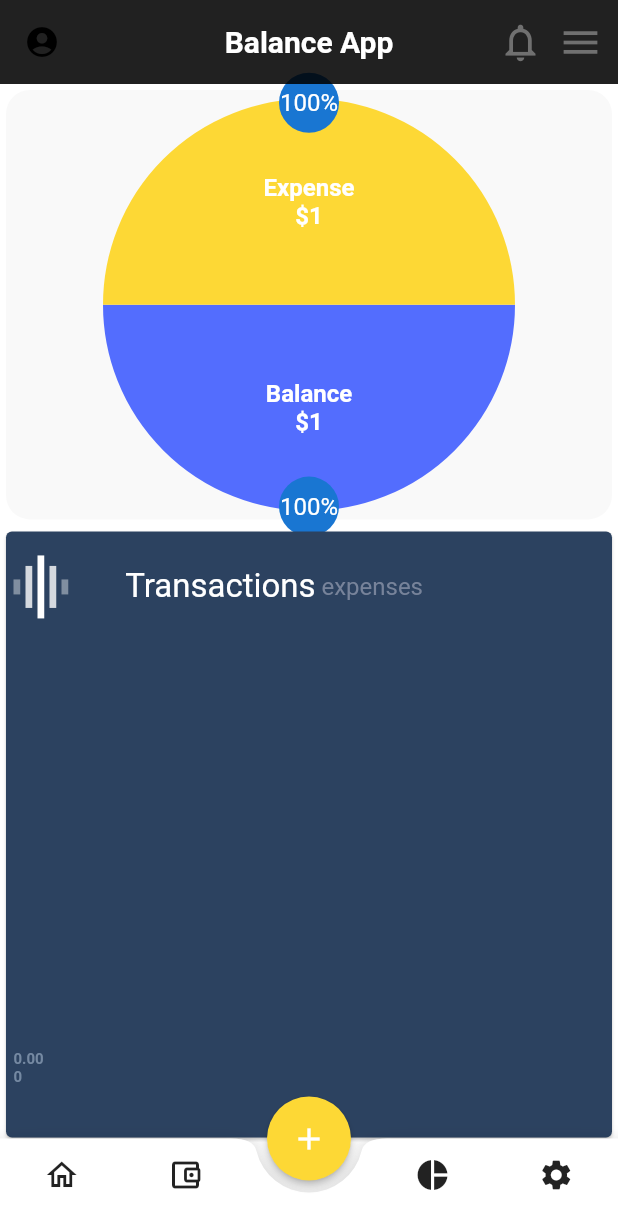
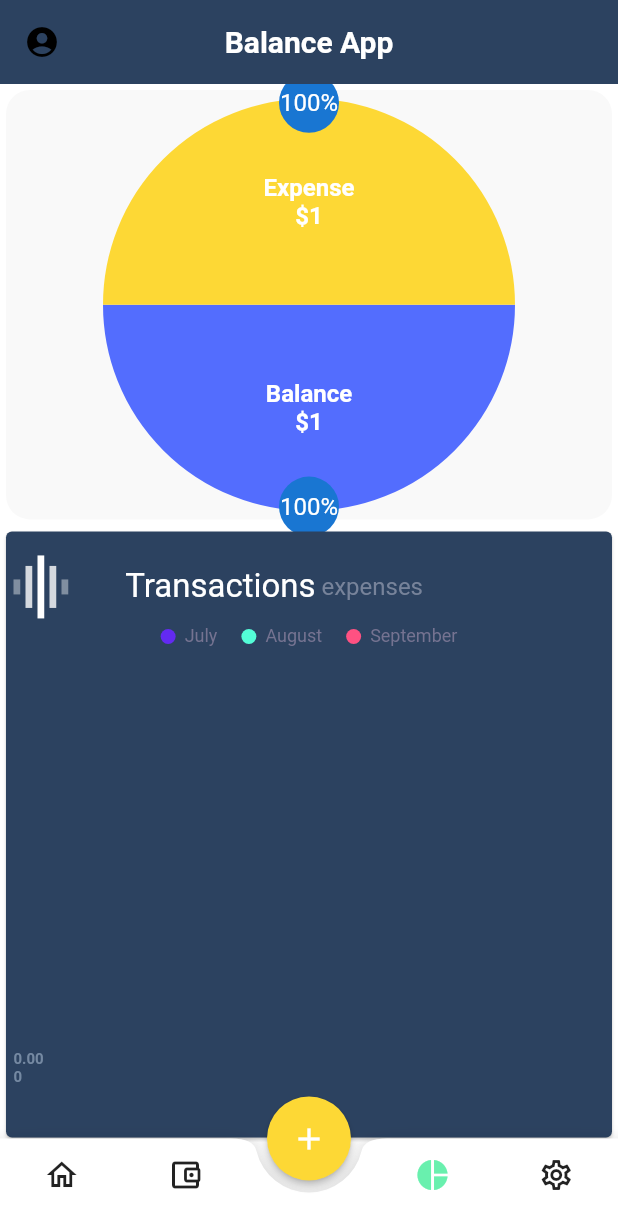
Before and after one commit to aragrevo/balance_app_flutter, a Flutter app: the _Home screen opened directly, item 3 of the bottom bar chosen, on a phone screen of 412 x 824 dp. Shown: the top 1231 px of the screen. Run offline on Flutter 3.47's test engine with Material 2 defaults, Android fonts, the phone set to English and light mode, and no system bars; drawn by our look-alikes of fl_chart; our stand-ins replace cloud_firestore, firebase_core, get, google_sign_in; accounts and stored records are empty.

Commit message:
feature: Add Legend to bar chart

```diff
--- a/lib/models/expense.dart
+++ b/lib/models/expense.dart
@@ -23,7 +23,7 @@ class Expense {
   factory Expense.fromJson(Map<String, dynamic> json) => Expense(
         cost: json["cost"],
         date: json["date"],
-        description: toCapitalize(json['description'].toString().split("_")[0]),
+        description: json['description'].toString().split("_")[0].toCapitalize,
         quantity: json["quantity"],
         observation: json["observation"],
       );
--- a/lib/screens/chart_screen.dart
+++ b/lib/screens/chart_screen.dart
@@ -1,6 +1,5 @@
 import 'package:balance_app/controllers/balance.controller.dart';
 import 'package:balance_app/controllers/expense.controller.dart';
-import 'package:balance_app/models/expense.dart';
 import 'package:balance_app/utils/format.dart';
 import 'package:flutter/material.dart';
 import 'package:fl_chart/fl_chart.dart';
@@ -14,6 +13,7 @@ class ChartScreen extends StatelessWidget {
 
   @override
   Widget build(BuildContext context) {
+    final now = DateTime.now();
     return SingleChildScrollView(
       child: Container(
         margin: EdgeInsets.zero,
@@ -34,15 +34,26 @@ class ChartScreen extends StatelessWidget {
                         children: [
                           const _BalanceHeaderChart(),
                           const SizedBox(
-                            height: 30,
+                            height: 5,
                           ),
-                          //              LegendsListWidget(
-                          //   legends: [
-                          //     Legend("Pilates", pilateColor),
-                          //     Legend("Quick workouts", quickWorkoutColor),
-                          //     Legend("Cycling", cyclingColor),
-                          //   ],
-                          // ),
+                          LegendsListWidget(
+                            legends: [
+                              Legend(
+                                  now
+                                      .subtract(const Duration(days: 60))
+                                      .nameMonth,
+                                  const Color(0xff632af2)),
+                              Legend(
+                                  now
+                                      .subtract(const Duration(days: 30))
+                                      .nameMonth,
+                                  const Color(0xff53fdd7)),
+                              Legend(now.nameMonth, const Color(0xffff5182)),
+                            ],
+                          ),
+                          const SizedBox(
+                            height: 10,
+                          ),
                           _ExpensesChart()
                         ],
                       ))),
@@ -50,6 +61,73 @@ class ChartScreen extends StatelessWidget {
           ],
         ),
       ),
+    );
+  }
+}
+
+class Legend {
+  final String name;
+  final Color color;
+
+  Legend(this.name, this.color);
+}
+
+class LegendsListWidget extends StatelessWidget {
+  final List<Legend> legends;
+
+  const LegendsListWidget({
+    Key? key,
+    required this.legends,
+  }) : super(key: key);
+
+  @override
+  Widget build(BuildContext context) {
+    return Wrap(
+      spacing: 16,
+      children: legends
+          .map(
+            (e) => LegendWidget(
+              name: e.name,
+              color: e.color,
+            ),
+          )
+          .toList(),
+    );
+  }
+}
+
+class LegendWidget extends StatelessWidget {
+  final String name;
+  final Color color;
+
+  const LegendWidget({
+    Key? key,
+    required this.name,
+    required this.color,
+  }) : super(key: key);
+
+  @override
+  Widget build(BuildContext context) {
+    return Row(
+      mainAxisSize: MainAxisSize.min,
+      children: [
+        Container(
+          width: 10,
+          height: 10,
+          decoration: BoxDecoration(
+            shape: BoxShape.circle,
+            color: color,
+          ),
+        ),
+        const SizedBox(width: 6),
+        Text(
+          name,
+          style: const TextStyle(
+            color: Color(0xff757391),
+            fontSize: 12,
+          ),
+        ),
+      ],
     );
   }
 }
@@ -108,9 +186,8 @@ class _ExpensesChart extends StatelessWidget {
 
     return SideTitleWidget(
       axisSide: meta.axisSide,
-      space: 16, //margin top
       child: text,
-      angle: -45,
+      angle: -1.2,
     );
   }
 
@@ -139,7 +216,7 @@ class _ExpensesChart extends StatelessWidget {
       return BarChartGroupData(
           barsSpace: 1,
           x: i,
-          barRods: e.value.mapIndexed((index, element) {
+          barRods: e.value.reversed.mapIndexed((index, element) {
             return BarChartRodData(
               toY: element.toDouble(),
               color: colors[index],
--- a/lib/screens/home_screen.dart
+++ b/lib/screens/home_screen.dart
@@ -32,22 +32,12 @@ class _Home extends StatelessWidget {
     return Scaffold(
         extendBody: true,
         appBar: AppBar(
-            backgroundColor: Colors.black87,
+            backgroundColor: const Color(0xff2c4260),
             titleTextStyle: const TextStyle(
                 color: Colors.white, fontSize: 20, fontWeight: FontWeight.bold),
             elevation: 0,
             leading: const _Avatar(),
-            title: const Text('Balance App'),
-            actions: const [
-              Padding(
-                padding: EdgeInsets.only(right: 10),
-                child: Icon(Icons.notifications_none),
-              ),
-              Padding(
-                padding: EdgeInsets.only(right: 10),
-                child: Icon(Icons.menu_outlined),
-              ),
-            ]),
+            title: const Text('Balance App')),
         floatingActionButton: FloatingActionButton(
           heroTag: 'btn-home',
           onPressed: () async {
@@ -81,7 +71,7 @@ class _Body extends StatelessWidget {
     // }
 
     return Container(
-      color: Colors.black87,
+      color: const Color(0xff2c4260),
       child: Stack(
         children: [
           Column(
@@ -188,7 +178,7 @@ class _Summary extends StatelessWidget {
     return Container(
       padding: const EdgeInsets.all(20),
       decoration: const BoxDecoration(
-        color: Colors.black87,
+        color: const Color(0xff2c4260),
         borderRadius: BorderRadius.only(
           bottomLeft: Radius.circular(35),
         ),
--- a/lib/utils/format.dart
+++ b/lib/utils/format.dart
@@ -1,10 +1,18 @@
 import 'package:intl/intl.dart';
-
-String toCapitalize(String value) {
-  return "${value[0].toUpperCase()}${value.substring(1).toLowerCase()}";
-}
 
 String toCurrency(dynamic value) {
   return NumberFormat.currency(locale: 'en_US', symbol: '\$', decimalDigits: 0)
       .format(value);
 }
+
+extension StringUtil on String {
+  String get toCapitalize {
+    return "${this[0].toUpperCase()}${substring(1).toLowerCase()}";
+  }
+}
+
+extension DateUtil on DateTime {
+  String get nameMonth {
+    return DateFormat.MMMM().format(this);
+  }
+}
--- a/lib/widgets/custom-bottom-navigation-bar.dart
+++ b/lib/widgets/custom-bottom-navigation-bar.dart
@@ -21,6 +21,10 @@ class CustomBottomNavigationBar extends StatelessWidget {
             children: [
               Expanded(
                 child: IconButton(
+                  highlightColor: Colors.indigoAccent,
+                  color: HomeController.to.currentIndex.value == 0
+                      ? Colors.indigoAccent
+                      : Colors.black87,
                   icon: Icon(HomeController.to.currentIndex.value == 0
                       ? Icons.home_rounded
                       : Icons.home_outlined),
@@ -31,6 +35,10 @@ class CustomBottomNavigationBar extends StatelessWidget {
               ),
               Expanded(
                 child: IconButton(
+                  highlightColor: Colors.orangeAccent,
+                  color: HomeController.to.currentIndex.value == 1
+                      ? Colors.orangeAccent
+                      : Colors.black87,
                   icon: Icon(HomeController.to.currentIndex.value == 1
                       ? Icons.account_balance_wallet_rounded
                       : Icons.account_balance_wallet_outlined),
@@ -42,6 +50,10 @@ class CustomBottomNavigationBar extends StatelessWidget {
               const Expanded(child: Text('')),
               Expanded(
                 child: IconButton(
+                  highlightColor: Colors.greenAccent,
+                  color: HomeController.to.currentIndex.value == 2
+                      ? Colors.greenAccent
+                      : Colors.black87,
                   icon: Icon(HomeController.to.currentIndex.value == 2
                       ? Icons.pie_chart
                       : Icons.pie_chart_outline),
@@ -52,7 +64,8 @@ class CustomBottomNavigationBar extends StatelessWidget {
               ),
               Expanded(
                 child: IconButton(
-                  icon: const Icon(Icons.settings),
+                  color: Colors.black87,
+                  icon: const Icon(Icons.settings_outlined),
                   onPressed: () {},
                 ),
               ),
```
